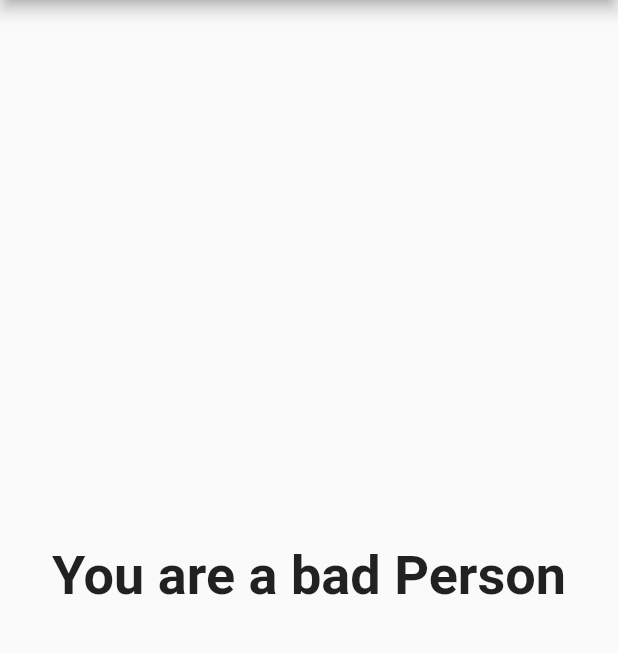
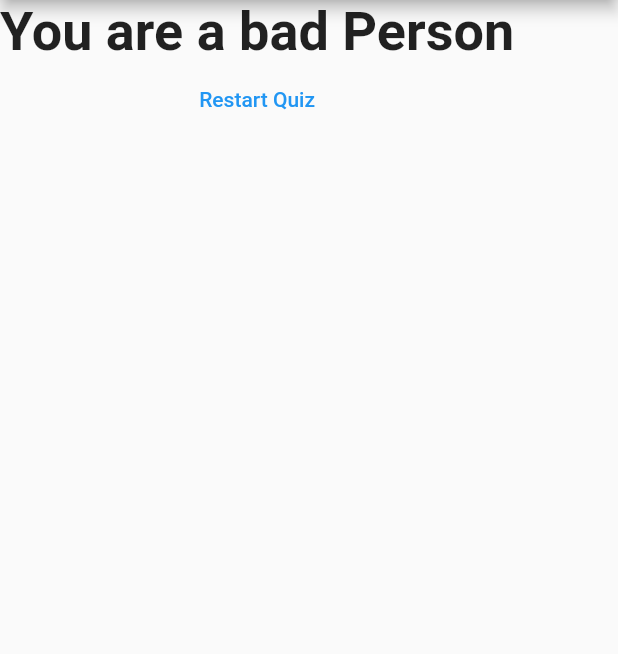
Before and after one commit to jaronschulz/udemy_flutter-and-dart, a Flutter app: the screen it shows after launch, after a tap on "Black", after a tap on "Dog", after a tap on "Captain Jack", on a phone screen of 412 x 824 dp, the part 84-738 px from its top. Run offline on Flutter 3.47's test engine with Material 2 defaults, Android fonts, the phone set to English and light mode, and no system bars.

Commit message:
Create reset button with functionality ( setState back to 0)

```diff
--- a/lib/main.dart
+++ b/lib/main.dart
@@ -47,6 +47,13 @@ class _MyFirstAppState extends State<MyFirstApp> {
   var _questionIndex = 0;
   var _totalScore = 0;
 
+  void _resetQuiz() {
+    setState(() {
+    _questionIndex = 0;
+    _totalScore = 0;
+    });
+  }
+
   void _answerQuestion(int score) {
     _totalScore += score;
     setState(() {
@@ -69,7 +76,7 @@ class _MyFirstAppState extends State<MyFirstApp> {
                 questions: _questions,
                 questionIndex: _questionIndex,
               )
-            : Result(_totalScore),
+            : Result(_totalScore, _resetQuiz),
       ),
     );
   }
--- a/lib/result.dart
+++ b/lib/result.dart
@@ -2,8 +2,9 @@ import 'package:flutter/material.dart';
 
 class Result extends StatelessWidget {
   final int resultScore;
+  final Function resetHandler;
 
-  Result(this.resultScore);
+  Result(this.resultScore, this.resetHandler);
 
   String get resultPhrase {
     String resultText;
@@ -22,12 +23,15 @@ class Result extends StatelessWidget {
 
   @override
   Widget build(BuildContext context) {
-    return Center(
-      child: Text(
-        resultPhrase,
-          style: TextStyle(fontSize: 36, fontWeight: FontWeight.bold),
-          textAlign: TextAlign.center,
-          ),
+    return Column(
+      children: <Widget>[Text(
+            resultPhrase,
+              style: TextStyle(fontSize: 36, fontWeight: FontWeight.bold),
+              textAlign: TextAlign.center,
+              ),
+              FlatButton(child: Text('Restart Quiz'), textColor: Colors.blue, onPressed: resetHandler,),
+
+      ],
     );
   }
 }
```
